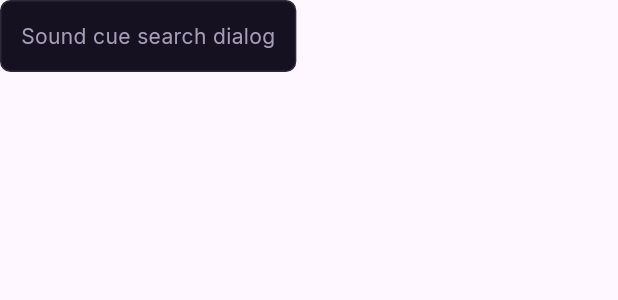
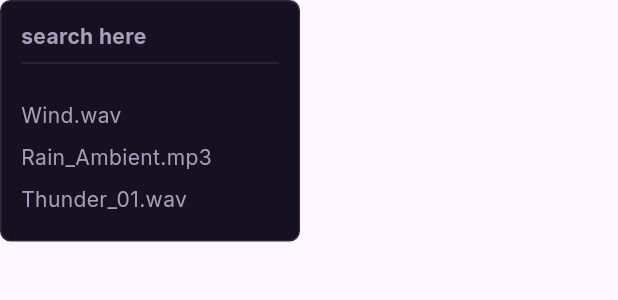
Before and after one commit to mphennrichs/trupesound, a Flutter app: the SoundCueSearchDialog widget shown alone on an empty page, opened directly, on a phone screen of 412 x 824 dp. Shown: the top 300 px of the screen. Run offline on Flutter 3.47's test engine with Material 3 defaults, Android fonts, the phone set to English and light mode, and no system bars; our stand-ins replace flutter_hooks, flutter_riverpod, go_router, google_fonts, hooks_riverpod, riverpod_annotation and 1 more; missing offline and left inert: numerus; generated files the repository leaves out were written again.

Commit message:
add divider

```diff
--- a/frontend/lib/pages/soundscape/widgets/sound_cue_search_dialog.dart
+++ b/frontend/lib/pages/soundscape/widgets/sound_cue_search_dialog.dart
@@ -4,20 +4,46 @@ import 'package:trupe_sound/common/app_themes.dart';
 class SoundCueSearchDialog extends StatelessWidget {
   const SoundCueSearchDialog({super.key});
 
+  Widget _buildSearchContainer() {
+    return Text(
+      'search here',
+      style: TextStyle(
+        color: AppThemes.colors.textColor,
+        fontWeight: FontWeight.bold,
+      ),
+    );
+  }
+
   @override
   Widget build(BuildContext context) {
     return Material(
       color: Colors.transparent,
       child: Container(
+        width: 200,
         padding: EdgeInsets.all(AppThemes.spacings.singleValue),
         decoration: BoxDecoration(
           color: AppThemes.colors.cardColor,
           borderRadius: AppThemes.borders.defaultBorderRadius,
           border: Border.all(color: AppThemes.colors.borderColor),
         ),
-        child: Text(
-          'Sound cue search dialog',
-          style: TextStyle(color: AppThemes.colors.textColor),
+        child: Column(
+          mainAxisSize: MainAxisSize.min,
+          crossAxisAlignment: CrossAxisAlignment.start,
+          children: [
+            _buildSearchContainer(),
+            Divider(color: AppThemes.colors.borderColor),
+            AppThemes.spacings.singleSpace,
+            // Placeholder for the list of available sounds
+            ...['Wind.wav', 'Rain_Ambient.mp3', 'Thunder_01.wav'].map(
+              (sound) => Padding(
+                padding: const EdgeInsets.symmetric(vertical: 4.0),
+                child: Text(
+                  sound,
+                  style: TextStyle(color: AppThemes.colors.textColor),
+                ),
+              ),
+            ),
+          ],
         ),
       ),
     );
```
